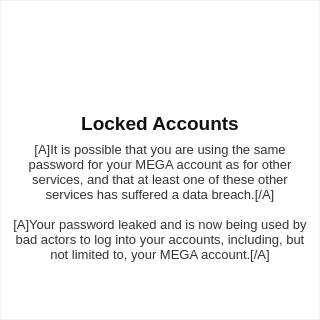
This is src/MEGASync/gui/win/LockedPopOver.ui in meganz/MEGAsync as Qt 5 draws it before an edit. The edited form follows.
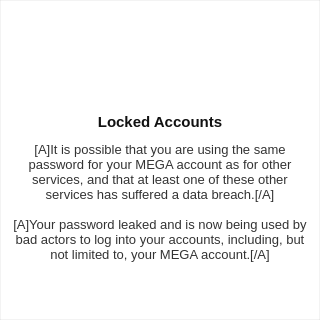
This is the edited form. Icons and pictures are not drawn.

Commit message: fix lockpopover glitch in windows

Diff of the .ui file:
```diff
--- a/src/MEGASync/gui/win/LockedPopOver.ui
+++ b/src/MEGASync/gui/win/LockedPopOver.ui
@@ -177,10 +177,11 @@
 	color: #111111;
 	font-family: &quot;Lato&quot;;
 	font-size: 15px;
+    font-weight: 600;
 }</string>
         </property>
         <property name="text">
-         <string>&lt;html&gt;&lt;head/&gt;&lt;body&gt;&lt;p&gt;&lt;span style=&quot; font-size:14pt; font-weight:600;&quot;&gt;Locked Accounts&lt;/span&gt;&lt;/p&gt;&lt;/body&gt;&lt;/html&gt;</string>
+         <string>Locked Accounts</string>
         </property>
         <property name="alignment">
          <set>Qt::AlignCenter</set>
```
